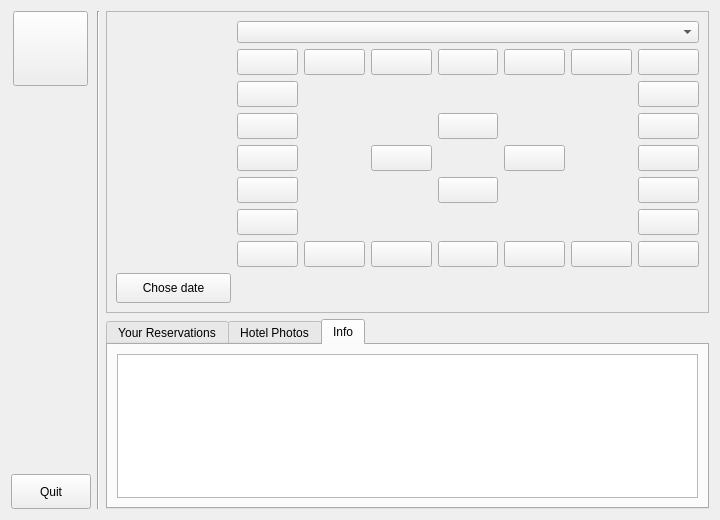
First picture: the form in Client/widgets/ui/usercontrolinterface.ui, repository Grachic/Hotel-complex-management-system, before the edit.
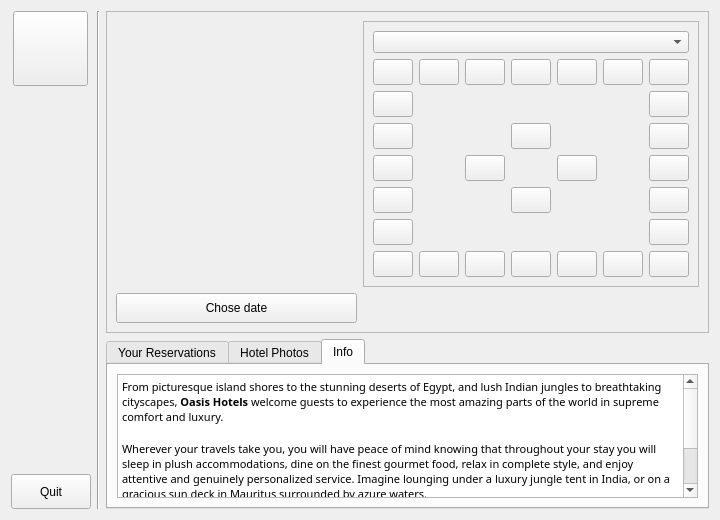
Second picture: the form after the edit. The open tabs and pages were chosen to show the change.

What changed in the file:
```diff
--- a/Client/widgets/ui/usercontrolinterface.ui
+++ b/Client/widgets/ui/usercontrolinterface.ui
@@ -74,7 +74,7 @@
      </property>
     </widget>
    </item>
-   <item row="1" column="4">
+   <item row="1" column="5">
     <widget class="QTabWidget" name="mainTabWidget">
      <property name="currentIndex">
       <number>0</number>
@@ -111,13 +111,31 @@
       </attribute>
       <layout class="QGridLayout" name="gridLayout_5">
        <item row="0" column="0">
-        <widget class="QTextBrowser" name="hotelInfoTextBrowser"/>
+        <widget class="QTextBrowser" name="hotelInfoTextBrowser">
+         <property name="font">
+          <font>
+           <family>Trirong</family>
+           <pointsize>12</pointsize>
+          </font>
+         </property>
+         <property name="html">
+          <string>&lt;!DOCTYPE HTML PUBLIC &quot;-//W3C//DTD HTML 4.0//EN&quot; &quot;http://www.w3.org/TR/REC-html40/strict.dtd&quot;&gt;
+&lt;html&gt;&lt;head&gt;&lt;meta name=&quot;qrichtext&quot; content=&quot;1&quot; /&gt;&lt;style type=&quot;text/css&quot;&gt;
+p, li { white-space: pre-wrap; }
+&lt;/style&gt;&lt;/head&gt;&lt;body style=&quot; font-family:'Trirong'; font-size:12pt; font-weight:400; font-style:normal;&quot;&gt;
+&lt;p style=&quot; margin-top:0px; margin-bottom:0px; margin-left:0px; margin-right:0px; -qt-block-indent:0; text-indent:0px;&quot;&gt;&lt;span style=&quot; font-family:'MS Shell Dlg 2'; font-size:8pt;&quot;&gt;From picturesque island shores to the stunning deserts of Egypt, and lush Indian jungles to breathtaking cityscapes, &lt;/span&gt;&lt;span style=&quot; font-family:'MS Shell Dlg 2'; font-size:8pt; font-weight:600;&quot;&gt;Oasis Hotels&lt;/span&gt;&lt;span style=&quot; font-family:'MS Shell Dlg 2'; font-size:8pt;&quot;&gt; welcome guests to experience the most amazing parts of the world in supreme comfort and luxury.&lt;/span&gt;&lt;/p&gt;
+&lt;p style=&quot;-qt-paragraph-type:empty; margin-top:0px; margin-bottom:0px; margin-left:0px; margin-right:0px; -qt-block-indent:0; text-indent:0px; font-family:'MS Shell Dlg 2'; font-size:8pt;&quot;&gt;&lt;br /&gt;&lt;/p&gt;
+&lt;p style=&quot; margin-top:0px; margin-bottom:0px; margin-left:0px; margin-right:0px; -qt-block-indent:0; text-indent:0px;&quot;&gt;&lt;span style=&quot; font-family:'MS Shell Dlg 2'; font-size:8pt;&quot;&gt;Wherever your travels take you, you will have peace of mind knowing that throughout your stay you will sleep in plush accommodations, dine on the finest gourmet food, relax in complete style, and enjoy attentive and genuinely personalized service. Imagine lounging under a luxury jungle tent in India, or on a gracious sun deck in Mauritus surrounded by azure waters.&lt;/span&gt;&lt;/p&gt;
+&lt;p style=&quot;-qt-paragraph-type:empty; margin-top:0px; margin-bottom:0px; margin-left:0px; margin-right:0px; -qt-block-indent:0; text-indent:0px; font-family:'MS Shell Dlg 2'; font-size:8pt;&quot;&gt;&lt;br /&gt;&lt;/p&gt;
+&lt;p style=&quot; margin-top:0px; margin-bottom:0px; margin-left:0px; margin-right:0px; -qt-block-indent:0; text-indent:0px;&quot;&gt;&lt;span style=&quot; font-family:'MS Shell Dlg 2'; font-size:8pt;&quot;&gt;Stretch out on the beach under the sunny tropical skies of Bali, or be pampered by a private butler with the Taj Mahal glowing in the sunset. This is the &lt;/span&gt;&lt;span style=&quot; font-family:'MS Shell Dlg 2'; font-size:8pt; font-weight:600;&quot;&gt;Oasis Hotels&lt;/span&gt;&lt;span style=&quot; font-family:'MS Shell Dlg 2'; font-size:8pt;&quot;&gt; experience. The lap of luxury awaits, with the warm feeling that you are part of a true family.&lt;/span&gt;&lt;/p&gt;&lt;/body&gt;&lt;/html&gt;</string>
+         </property>
+        </widget>
        </item>
       </layout>
      </widget>
     </widget>
    </item>
-   <item row="0" column="4">
+   <item row="0" column="5">
     <widget class="QFrame" name="reservationFrame">
      <property name="frameShape">
       <enum>QFrame::StyledPanel</enum>
@@ -125,8 +143,17 @@
      <property name="frameShadow">
       <enum>QFrame::Raised</enum>
      </property>
+     <layout class="QGridLayout" name="reservationGrid">
+      <item row="0" column="5">
+       <widget class="QFrame" name="hotelMapFrame">
+        <property name="frameShape">
+         <enum>QFrame::StyledPanel</enum>
+        </property>
+        <property name="frameShadow">
+         <enum>QFrame::Raised</enum>
+        </property>
      <layout class="QGridLayout" name="gridLayout_2">
-      <item row="1" column="2">
+         <item row="1" column="1">
        <widget class="QPushButton" name="room4Button">
         <property name="minimumSize">
          <size>
@@ -145,7 +172,26 @@
         </property>
        </widget>
       </item>
-      <item row="2" column="1">
+         <item row="1" column="0">
+          <widget class="QPushButton" name="topLeftLadderButton">
+           <property name="minimumSize">
+            <size>
+             <width>26</width>
+             <height>26</height>
+            </size>
+           </property>
+           <property name="text">
+            <string/>
+           </property>
+           <property name="iconSize">
+            <size>
+             <width>24</width>
+             <height>24</height>
+            </size>
+           </property>
+          </widget>
+         </item>
+         <item row="2" column="0">
        <widget class="QPushButton" name="room3Button">
         <property name="minimumSize">
          <size>
@@ -164,8 +210,27 @@
         </property>
        </widget>
       </item>
-      <item row="4" column="7">
-       <widget class="QPushButton" name="room11Button">
+         <item row="7" column="0">
+          <widget class="QPushButton" name="bottomLeftLadderButton">
+           <property name="minimumSize">
+            <size>
+             <width>26</width>
+             <height>26</height>
+            </size>
+           </property>
+           <property name="text">
+            <string/>
+           </property>
+           <property name="iconSize">
+            <size>
+             <width>24</width>
+             <height>24</height>
+            </size>
+           </property>
+          </widget>
+         </item>
+         <item row="3" column="0">
+          <widget class="QPushButton" name="room2Button">
         <property name="minimumSize">
          <size>
           <width>26</width>
@@ -184,7 +249,7 @@
        </widget>
       </item>
       <item row="1" column="3">
-       <widget class="QPushButton" name="room5Button">
+          <widget class="QPushButton" name="room6Button">
         <property name="minimumSize">
          <size>
           <width>26</width>
@@ -202,7 +267,26 @@
         </property>
        </widget>
       </item>
-      <item row="6" column="1">
+         <item row="5" column="0">
+          <widget class="QPushButton" name="room20Button">
+           <property name="minimumSize">
+            <size>
+             <width>26</width>
+             <height>26</height>
+            </size>
+           </property>
+           <property name="text">
+            <string/>
+           </property>
+           <property name="iconSize">
+            <size>
+             <width>24</width>
+             <height>24</height>
+            </size>
+           </property>
+          </widget>
+         </item>
+         <item row="6" column="0">
        <widget class="QPushButton" name="room19Button">
         <property name="minimumSize">
          <size>
@@ -221,26 +305,7 @@
         </property>
        </widget>
       </item>
-      <item row="7" column="2">
-       <widget class="QPushButton" name="room18Button">
-        <property name="minimumSize">
-         <size>
-          <width>26</width>
-          <height>26</height>
-         </size>
-        </property>
-        <property name="text">
-         <string/>
-        </property>
-        <property name="iconSize">
-         <size>
-          <width>24</width>
-          <height>24</height>
-         </size>
-        </property>
-       </widget>
-      </item>
-      <item row="4" column="1">
+         <item row="4" column="0">
        <widget class="QPushButton" name="room1Button">
         <property name="minimumSize">
          <size>
@@ -259,8 +324,8 @@
         </property>
        </widget>
       </item>
-      <item row="1" column="1">
-       <widget class="QPushButton" name="topLeftLadderButton">
+         <item row="1" column="2">
+          <widget class="QPushButton" name="room5Button">
         <property name="minimumSize">
          <size>
           <width>26</width>
@@ -278,8 +343,8 @@
         </property>
        </widget>
       </item>
-      <item row="3" column="1">
-       <widget class="QPushButton" name="room2Button">
+         <item row="1" column="4">
+          <widget class="QPushButton" name="room7Button">
         <property name="minimumSize">
          <size>
           <width>26</width>
@@ -297,8 +362,8 @@
         </property>
        </widget>
       </item>
-      <item row="5" column="1">
-       <widget class="QPushButton" name="room20Button">
+         <item row="1" column="5">
+          <widget class="QPushButton" name="room8Button">
         <property name="minimumSize">
          <size>
           <width>26</width>
@@ -316,26 +381,7 @@
         </property>
        </widget>
       </item>
-      <item row="6" column="7">
-       <widget class="QPushButton" name="room13Button">
-        <property name="minimumSize">
-         <size>
-          <width>26</width>
-          <height>26</height>
-         </size>
-        </property>
-        <property name="text">
-         <string/>
-        </property>
-        <property name="iconSize">
-         <size>
-          <width>24</width>
-          <height>24</height>
-         </size>
-        </property>
-       </widget>
-      </item>
-      <item row="1" column="7">
+         <item row="1" column="6">
        <widget class="QPushButton" name="topRightLadderButton">
         <property name="minimumSize">
          <size>
@@ -354,7 +400,26 @@
         </property>
        </widget>
       </item>
-      <item row="7" column="3">
+         <item row="7" column="1">
+          <widget class="QPushButton" name="room18Button">
+           <property name="minimumSize">
+            <size>
+             <width>26</width>
+             <height>26</height>
+            </size>
+           </property>
+           <property name="text">
+            <string/>
+           </property>
+           <property name="iconSize">
+            <size>
+             <width>24</width>
+             <height>24</height>
+            </size>
+           </property>
+          </widget>
+         </item>
+         <item row="7" column="2">
        <widget class="QPushButton" name="room17Button">
         <property name="minimumSize">
          <size>
@@ -373,64 +438,7 @@
         </property>
        </widget>
       </item>
-      <item row="7" column="5">
-       <widget class="QPushButton" name="room15Button">
-        <property name="minimumSize">
-         <size>
-          <width>26</width>
-          <height>26</height>
-         </size>
-        </property>
-        <property name="text">
-         <string/>
-        </property>
-        <property name="iconSize">
-         <size>
-          <width>24</width>
-          <height>24</height>
-         </size>
-        </property>
-       </widget>
-      </item>
-      <item row="3" column="7">
-       <widget class="QPushButton" name="room10Button">
-        <property name="minimumSize">
-         <size>
-          <width>26</width>
-          <height>26</height>
-         </size>
-        </property>
-        <property name="text">
-         <string/>
-        </property>
-        <property name="iconSize">
-         <size>
-          <width>24</width>
-          <height>24</height>
-         </size>
-        </property>
-       </widget>
-      </item>
-      <item row="2" column="7">
-       <widget class="QPushButton" name="room9Button">
-        <property name="minimumSize">
-         <size>
-          <width>26</width>
-          <height>26</height>
-         </size>
-        </property>
-        <property name="text">
-         <string/>
-        </property>
-        <property name="iconSize">
-         <size>
-          <width>24</width>
-          <height>24</height>
-         </size>
-        </property>
-       </widget>
-      </item>
-      <item row="7" column="4">
+         <item row="7" column="3">
        <widget class="QPushButton" name="room16Button">
         <property name="minimumSize">
          <size>
@@ -449,7 +457,64 @@
         </property>
        </widget>
       </item>
-      <item row="3" column="4">
+         <item row="7" column="4">
+          <widget class="QPushButton" name="room15Button">
+           <property name="minimumSize">
+            <size>
+             <width>26</width>
+             <height>26</height>
+            </size>
+           </property>
+           <property name="text">
+            <string/>
+           </property>
+           <property name="iconSize">
+            <size>
+             <width>24</width>
+             <height>24</height>
+            </size>
+           </property>
+          </widget>
+         </item>
+         <item row="7" column="5">
+          <widget class="QPushButton" name="room14Button">
+           <property name="minimumSize">
+            <size>
+             <width>26</width>
+             <height>26</height>
+            </size>
+           </property>
+           <property name="text">
+            <string/>
+           </property>
+           <property name="iconSize">
+            <size>
+             <width>24</width>
+             <height>24</height>
+            </size>
+           </property>
+          </widget>
+         </item>
+         <item row="4" column="2">
+          <widget class="QPushButton" name="westPassengerElevatorButton">
+           <property name="minimumSize">
+            <size>
+             <width>26</width>
+             <height>26</height>
+            </size>
+           </property>
+           <property name="text">
+            <string/>
+           </property>
+           <property name="iconSize">
+            <size>
+             <width>24</width>
+             <height>24</height>
+            </size>
+           </property>
+          </widget>
+         </item>
+         <item row="3" column="3">
        <widget class="QPushButton" name="northFreightElevatorButton">
         <property name="minimumSize">
          <size>
@@ -468,7 +533,45 @@
         </property>
        </widget>
       </item>
-      <item row="7" column="7">
+         <item row="4" column="4">
+          <widget class="QPushButton" name="eastPassengerElevatorButton">
+           <property name="minimumSize">
+            <size>
+             <width>26</width>
+             <height>26</height>
+            </size>
+           </property>
+           <property name="text">
+            <string/>
+           </property>
+           <property name="iconSize">
+            <size>
+             <width>24</width>
+             <height>24</height>
+            </size>
+           </property>
+          </widget>
+         </item>
+         <item row="5" column="3">
+          <widget class="QPushButton" name="southFreightElevatorButton">
+           <property name="minimumSize">
+            <size>
+             <width>26</width>
+             <height>26</height>
+            </size>
+           </property>
+           <property name="text">
+            <string/>
+           </property>
+           <property name="iconSize">
+            <size>
+             <width>24</width>
+             <height>24</height>
+            </size>
+           </property>
+          </widget>
+         </item>
+         <item row="7" column="6">
        <widget class="QPushButton" name="bottomRightLadderButton">
         <property name="minimumSize">
          <size>
@@ -487,8 +590,8 @@
         </property>
        </widget>
       </item>
-      <item row="1" column="6">
-       <widget class="QPushButton" name="room8Button">
+         <item row="6" column="6">
+          <widget class="QPushButton" name="room13Button">
         <property name="minimumSize">
          <size>
           <width>26</width>
@@ -506,26 +609,7 @@
         </property>
        </widget>
       </item>
-      <item row="1" column="5">
-       <widget class="QPushButton" name="room7Button">
-        <property name="minimumSize">
-         <size>
-          <width>26</width>
-          <height>26</height>
-         </size>
-        </property>
-        <property name="text">
-         <string/>
-        </property>
-        <property name="iconSize">
-         <size>
-          <width>24</width>
-          <height>24</height>
-         </size>
-        </property>
-       </widget>
-      </item>
-      <item row="5" column="7">
+         <item row="5" column="6">
        <widget class="QPushButton" name="room12Button">
         <property name="minimumSize">
          <size>
@@ -544,8 +628,8 @@
         </property>
        </widget>
       </item>
-      <item row="7" column="1">
-       <widget class="QPushButton" name="bottomLeftLadderButton">
+         <item row="4" column="6">
+          <widget class="QPushButton" name="room11Button">
         <property name="minimumSize">
          <size>
           <width>26</width>
@@ -563,8 +647,8 @@
         </property>
        </widget>
       </item>
-      <item row="4" column="3">
-       <widget class="QPushButton" name="westPassengerElevatorButton">
+         <item row="3" column="6">
+          <widget class="QPushButton" name="room10Button">
         <property name="minimumSize">
          <size>
           <width>26</width>
@@ -582,8 +666,8 @@
         </property>
        </widget>
       </item>
-      <item row="1" column="4">
-       <widget class="QPushButton" name="room6Button">
+         <item row="2" column="6">
+          <widget class="QPushButton" name="room9Button">
         <property name="minimumSize">
          <size>
           <width>26</width>
@@ -601,67 +685,13 @@
         </property>
        </widget>
       </item>
-      <item row="7" column="6">
-       <widget class="QPushButton" name="room14Button">
-        <property name="minimumSize">
-         <size>
-          <width>26</width>
-          <height>26</height>
-         </size>
-        </property>
-        <property name="text">
-         <string/>
-        </property>
-        <property name="iconSize">
-         <size>
-          <width>24</width>
-          <height>24</height>
-         </size>
-        </property>
-       </widget>
-      </item>
-      <item row="4" column="5">
-       <widget class="QPushButton" name="eastPassengerElevatorButton">
-        <property name="minimumSize">
-         <size>
-          <width>26</width>
-          <height>26</height>
-         </size>
-        </property>
-        <property name="text">
-         <string/>
-        </property>
-        <property name="iconSize">
-         <size>
-          <width>24</width>
-          <height>24</height>
-         </size>
-        </property>
-       </widget>
-      </item>
-      <item row="0" column="1" colspan="7">
+         <item row="0" column="0" colspan="7">
        <widget class="QComboBox" name="floorComboBox"/>
       </item>
-      <item row="5" column="4">
-       <widget class="QPushButton" name="southFreightElevatorButton">
-        <property name="minimumSize">
-         <size>
-          <width>26</width>
-          <height>26</height>
-         </size>
-        </property>
-        <property name="text">
-         <string/>
-        </property>
-        <property name="iconSize">
-         <size>
-          <width>24</width>
-          <height>24</height>
-         </size>
-        </property>
+        </layout>
        </widget>
       </item>
-      <item row="8" column="0">
+      <item row="1" column="0">
        <widget class="QPushButton" name="choseDateButton">
         <property name="minimumSize">
          <size>
@@ -674,8 +704,16 @@
         </property>
        </widget>
       </item>
-      <item row="8" column="1" colspan="7">
+      <item row="1" column="5">
        <widget class="QLabel" name="chosedDateLabel">
+        <property name="font">
+         <font>
+          <family>Transforma Script_Trial</family>
+          <pointsize>12</pointsize>
+          <weight>75</weight>
+          <bold>true</bold>
+         </font>
+        </property>
         <property name="text">
          <string/>
         </property>
```
Left out of the diff: 25 changed lines with no effect on the pictures. Lines whose indentation alone changed are shown as unchanged.
